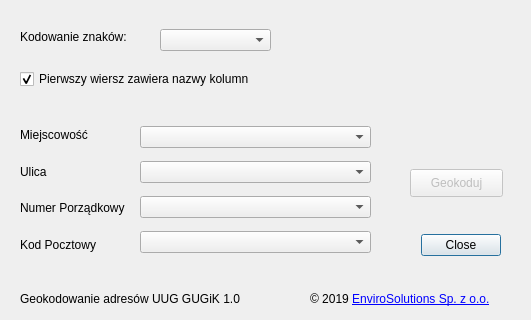
Before: the Qt Designer form geokodowanie_adresow_dialog_base.ui in envirosolutionspl/geokodowanie_adresow, drawn with Qt 5; both pictures show x 0 to 531 and y 141 to 461 of the 531 by 461 pixel window.
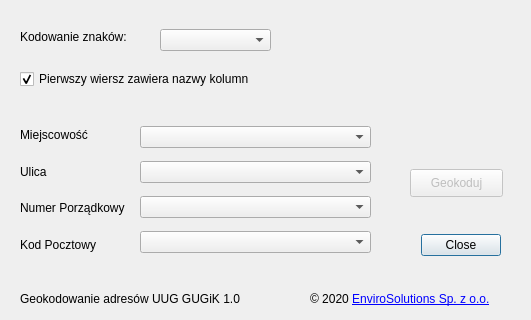
After: the same form once the commit is applied. Icons and pictures are not drawn.

Diff of the .ui file:
```diff
--- a/geokodowanie_adresow_dialog_base.ui
+++ b/geokodowanie_adresow_dialog_base.ui
@@ -222,7 +222,7 @@
     </rect>
    </property>
    <property name="text">
-    <string>© 2019 &lt;a href=&quot;http://www.envirosolutions.pl/&quot;&gt;EnviroSolutions Sp. z o.o.&lt;/a&gt;</string>
+    <string>© 2020 &lt;a href=&quot;http://www.envirosolutions.pl/&quot;&gt;EnviroSolutions Sp. z o.o.&lt;/a&gt;</string>
    </property>
    <property name="textFormat">
     <enum>Qt::RichText</enum>
```
